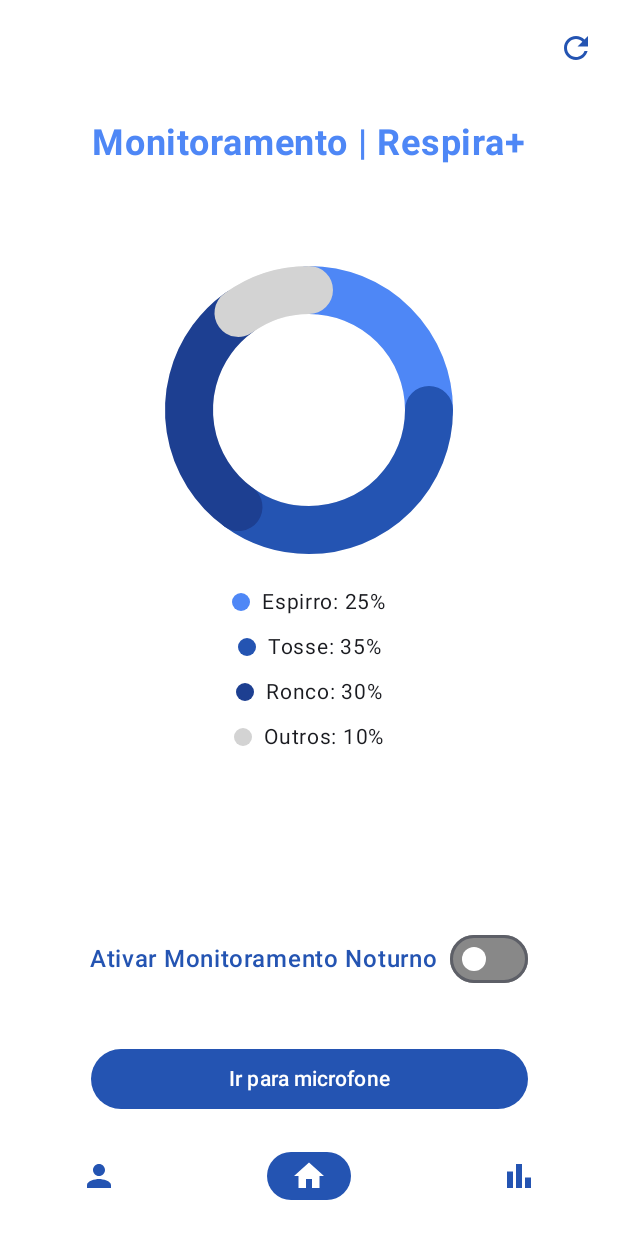
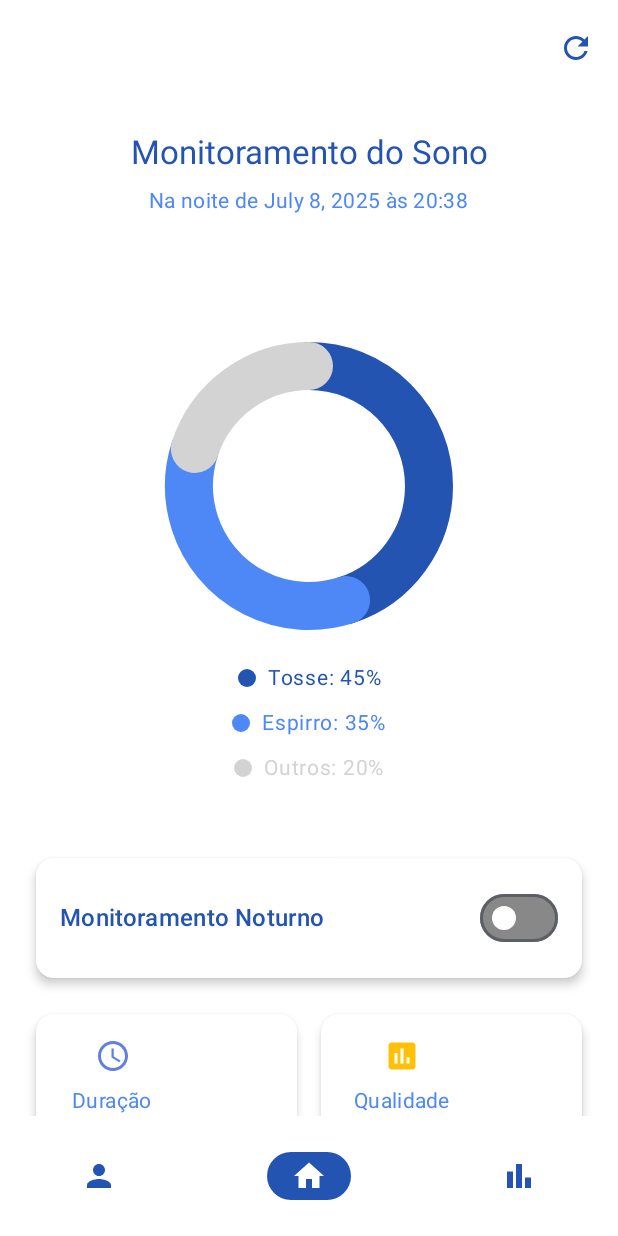
Before and after one commit to YannLeao/Respira-Mais-Mobile, an Android app built with Jetpack Compose: the dashboard_home screen opened through its navigation route, on a phone screen of 412 x 824 dp. Run offline under Robolectric (Android 15) with nearby library versions, the phone set to English and light mode, and no system bars; our stand-ins replace Dagger/Hilt's generated code.

Commit message:
feat: Conteúdo do dashboard e componentes gráficos

```diff
--- /dev/null
+++ b/app/src/main/java/com/yannk/respira/data/local/model/SessionData.kt
@@ -0,0 +1,28 @@
+package com.yannk.respira.data.local.model
+
+import androidx.compose.ui.graphics.Color
+
+data class SessionData(
+    val id: String,
+    val dateTime: String,
+    val duration: String,
+    val quality: SleepQuality,
+    val isActive: Boolean
+) {
+    companion object {
+        fun empty() = SessionData(
+            id = "",
+            dateTime = "2025-07-08T20:38:00.000",
+            duration = "5h 50min",
+            quality = SleepQuality.MODERATE,
+            isActive = false
+        )
+    }
+}
+
+enum class SleepQuality(val label: String, val color: Color) {
+    GOOD("Boa", Color(0xFF4CAF50)),
+    MODERATE("Moderada", Color(0xFFFFC107)),
+    POOR("Ruim", Color(0xFFF44336)),
+    UNKNOWN("Não monitorado", Color.Gray)
+}
--- /dev/null
+++ b/app/src/main/java/com/yannk/respira/data/repository/SleepRepository.kt
@@ -0,0 +1,14 @@
+package com.yannk.respira.data.repository
+
+import com.yannk.respira.data.local.model.SessionData
+import com.yannk.respira.data.remote.api.ApiClient
+import javax.inject.Inject
+
+class SleepRepository @Inject constructor(
+    apiClient: ApiClient
+) {
+
+    fun getLatestSession(): SessionData {
+        TODO()
+    }
+}
--- /dev/null
+++ b/app/src/main/java/com/yannk/respira/service/utils/DateTimeUtils.kt
@@ -0,0 +1,26 @@
+package com.yannk.respira.service.utils
+
+import java.time.LocalDateTime
+import java.time.format.DateTimeFormatter
+import java.time.format.FormatStyle
+
+fun String.formatSessionDateTime(): String {
+    return try {
+        val formatter = DateTimeFormatter.ISO_DATE_TIME
+        val dateTime = LocalDateTime.parse(this, formatter)
+
+        val dayPeriod = when (dateTime.hour) {
+            in 6..11 -> "manhã"
+            in 12..17 -> "tarde"
+            in 18..23 -> "noite"
+            else -> "madrugada"
+        }
+
+        val dayFormatter = DateTimeFormatter.ofLocalizedDate(FormatStyle.LONG)
+        val timeFormatter = DateTimeFormatter.ofPattern("HH:mm")
+
+        "Na $dayPeriod de ${dateTime.format(dayFormatter)} às ${dateTime.format(timeFormatter)}"
+    } catch (e: Exception) {
+        "Sessão iniciada recentemente"
+    }
+}
--- a/app/src/main/java/com/yannk/respira/ui/components/Chart.kt
+++ b/app/src/main/java/com/yannk/respira/ui/components/Chart.kt
@@ -27,7 +27,6 @@
 import com.yannk.respira.ui.theme.CoughingColor
 import com.yannk.respira.ui.theme.OtherColor
 import com.yannk.respira.ui.theme.SneezingColor
-import com.yannk.respira.ui.theme.SnoringColor
 
 @Composable
 fun DonutChart(
@@ -108,7 +107,8 @@
         Spacer(modifier = Modifier.width(8.dp))
         Text(
             text = "${stat.label}: ${stat.percentage.toInt()}%",
-            fontSize = 14.sp
+            fontSize = 14.sp,
+            color = stat.color
         )
     }
 }
@@ -116,8 +116,7 @@
 data class AudioStat(val label: String, val percentage: Float, val color: Color)
 
 val audioStats = listOf(
-    AudioStat("Espirro", 25f, SneezingColor),
-    AudioStat("Tosse", 35f, CoughingColor),
-    AudioStat("Ronco", 30f, SnoringColor),
-    AudioStat("Outros", 10f, OtherColor)
+    AudioStat("Espirro", 35f, SneezingColor),
+    AudioStat("Tosse", 45f, CoughingColor),
+    AudioStat("Outros", 20f, OtherColor)
 )
--- a/app/src/main/java/com/yannk/respira/ui/components/DashboardContent.kt
+++ b/app/src/main/java/com/yannk/respira/ui/components/DashboardContent.kt
@@ -1,137 +1,96 @@
 package com.yannk.respira.ui.components
 
 import android.Manifest
-import android.content.Intent
+import android.widget.Toast
 import androidx.compose.foundation.background
-import androidx.compose.foundation.clickable
 import androidx.compose.foundation.layout.Arrangement
 import androidx.compose.foundation.layout.Column
-import androidx.compose.foundation.layout.Row
-import androidx.compose.foundation.layout.Spacer
 import androidx.compose.foundation.layout.fillMaxSize
 import androidx.compose.foundation.layout.fillMaxWidth
-import androidx.compose.foundation.layout.height
 import androidx.compose.foundation.layout.padding
 import androidx.compose.foundation.rememberScrollState
 import androidx.compose.foundation.verticalScroll
-import androidx.compose.material3.Button
-import androidx.compose.material3.ButtonDefaults
-import androidx.compose.material3.Switch
-import androidx.compose.material3.SwitchDefaults
-import androidx.compose.material3.Text
 import androidx.compose.runtime.Composable
-import androidx.compose.runtime.mutableStateOf
-import androidx.compose.runtime.remember
+import androidx.compose.runtime.LaunchedEffect
+import androidx.compose.runtime.collectAsState
 import androidx.compose.ui.Alignment
 import androidx.compose.ui.Modifier
 import androidx.compose.ui.graphics.Color
 import androidx.compose.ui.platform.LocalContext
-import androidx.compose.ui.text.font.FontWeight
 import androidx.compose.ui.tooling.preview.Preview
 import androidx.compose.ui.unit.dp
-import androidx.compose.ui.unit.sp
-import androidx.core.content.ContextCompat
-import androidx.navigation.NavHostController
-import androidx.navigation.compose.rememberNavController
+import androidx.hilt.navigation.compose.hiltViewModel
 import com.google.accompanist.permissions.ExperimentalPermissionsApi
 import com.google.accompanist.permissions.isGranted
 import com.google.accompanist.permissions.rememberPermissionState
-import com.yannk.respira.service.SleepMonitoringService
-import com.yannk.respira.ui.navigation.Routes
-import com.yannk.respira.ui.theme.ButtonColor
-import com.yannk.respira.ui.theme.TextColor
+import com.google.accompanist.permissions.shouldShowRationale
+import com.yannk.respira.ui.viewmodel.DashboardViewModel
 
 @OptIn(ExperimentalPermissionsApi::class)
 @Composable
 fun DashboardContent(
-    navController: NavHostController,
-    modifier: Modifier
+    viewModel: DashboardViewModel = hiltViewModel(),
+    modifier: Modifier = Modifier
 ) {
     val context = LocalContext.current
-    val permissionsState = rememberPermissionState(Manifest.permission.RECORD_AUDIO)
-    val isServiceRunning = remember { mutableStateOf(false) }
+    val permissionState = rememberPermissionState(Manifest.permission.RECORD_AUDIO)
 
-    fun toggleService(enable: Boolean) {
-        val intent = Intent(context, SleepMonitoringService::class.java)
-        if (enable) {
-            ContextCompat.startForegroundService(context, intent)
-        } else {
-            context.stopService(intent)
+    // Observa mudanças no estado do ViewModel
+    val vmPermissionState = viewModel.permissionState.collectAsState()
+    val isMonitoring = viewModel.monitoringState.collectAsState().value
+    val sessionData = viewModel.sessionData.collectAsState().value
+
+    // Efeito para lidar com permissões
+    LaunchedEffect(permissionState.status, vmPermissionState.value) {
+        when {
+            permissionState.status.isGranted -> {
+                viewModel.onPermissionResult(true)
+            }
+            permissionState.status.shouldShowRationale -> {
+                // Mostrar explicação para o usuário
+                Toast.makeText(
+                    context,
+                    "A permissão de áudio é necessária para monitorar seu sono",
+                    Toast.LENGTH_LONG
+                ).show()
+            }
+            vmPermissionState.value == DashboardViewModel.PermissionState.Requested -> {
+                permissionState.launchPermissionRequest()
+            }
         }
     }
 
     Column(
-        modifier = Modifier.Companion
+        modifier = modifier
             .fillMaxSize()
-            .background(Color.Companion.White)
             .verticalScroll(rememberScrollState())
-            .padding(24.dp),
-        horizontalAlignment = Alignment.Companion.CenterHorizontally,
-        verticalArrangement = Arrangement.spacedBy(24.dp, Alignment.Companion.CenterVertically)
+            .background(Color.White),
+        horizontalAlignment = Alignment.CenterHorizontally,
+        verticalArrangement = Arrangement.spacedBy(24.dp)
     ) {
-        Text(
-            text = "Monitoramento | Respira+",
-            fontSize = 24.sp,
-            fontWeight = FontWeight.Companion.Bold,
-            color = TextColor
+        SessionHeader(sessionData)
+
+        DonutChart(
+            modifier = Modifier
+                .fillMaxWidth()
+                .padding(horizontal = 16.dp),
+            data = viewModel.audioStats
         )
 
-        // Gráfico Donut
-        DonutChart(
-            modifier = Modifier.Companion
-                .fillMaxWidth()
-                .padding(16.dp),
-            data = audioStats
+        MonitoringSwitch(
+            isEnabled = isMonitoring,
+            onToggle = { viewModel.toggleMonitoring() }
         )
 
-        Spacer(modifier = Modifier.Companion.height(16.dp))
+        SessionMetrics(
+            duration = sessionData.duration,
+            quality = sessionData.quality
+        )
 
-        // Switch com label
-        if (permissionsState.status.isGranted) {
-            Row(
-                modifier = Modifier
-                    .fillMaxWidth()
-                    .clickable {
-                        isServiceRunning.value = !isServiceRunning.value
-                        toggleService(isServiceRunning.value)
-                    }
-                    .padding(vertical = 8.dp),
-                horizontalArrangement = Arrangement.Center,
-                verticalAlignment = Alignment.Companion.CenterVertically
-            ) {
-                Text(
-                    text = "Ativar Monitoramento Noturno",
-                    modifier = Modifier.padding(end = 8.dp),
-                    color = ButtonColor,
-                    fontWeight = FontWeight.Companion.Medium,
-                    fontSize = 16.sp
-                )
-
-                Switch(
-                    checked = isServiceRunning.value,
-                    onCheckedChange = { checked ->
-                        isServiceRunning.value = checked
-                        toggleService(checked)
-                    },
-                    colors = SwitchDefaults.colors(
-                        checkedThumbColor = Color.Companion.White,
-                        uncheckedThumbColor = Color.Companion.White,
-                        checkedTrackColor = ButtonColor,
-                        uncheckedTrackColor = Color.Companion.Gray
-                    )
-                )
-            }
-        }
-
-        Button(
-            onClick = { navController.navigate(Routes.MICROPHONE) },
-            colors = ButtonDefaults.buttonColors(containerColor = ButtonColor),
-            modifier = Modifier.fillMaxWidth(0.8f)
-        ) {
-            Text(
-                text = "Ir para microfone",
-                color = Color.Companion.White,
-                fontWeight = FontWeight.Companion.SemiBold
+        // Mostrar aviso se a permissão foi negada
+        if (vmPermissionState.value == DashboardViewModel.PermissionState.Denied) {
+            PermissionWarning(
+                onRequestAgain = { viewModel.toggleMonitoring() }
             )
         }
     }
@@ -140,5 +99,5 @@
 @Preview
 @Composable
 private fun DashBoardContentPrev() {
-    DashboardContent(navController = rememberNavController(), modifier = Modifier)
+    DashboardContent(modifier = Modifier)
 }
--- /dev/null
+++ b/app/src/main/java/com/yannk/respira/ui/components/MonitoringSwitch.kt
@@ -0,0 +1,59 @@
+package com.yannk.respira.ui.components
+
+import androidx.compose.foundation.clickable
+import androidx.compose.foundation.layout.Arrangement
+import androidx.compose.foundation.layout.Row
+import androidx.compose.foundation.layout.fillMaxWidth
+import androidx.compose.foundation.layout.padding
+import androidx.compose.material3.Card
+import androidx.compose.material3.CardDefaults
+import androidx.compose.material3.MaterialTheme
+import androidx.compose.material3.Switch
+import androidx.compose.material3.SwitchDefaults
+import androidx.compose.material3.Text
+import androidx.compose.runtime.Composable
+import androidx.compose.ui.Alignment
+import androidx.compose.ui.Modifier
+import androidx.compose.ui.graphics.Color
+import androidx.compose.ui.unit.dp
+import com.yannk.respira.ui.theme.ButtonColor
+
+@Composable
+fun MonitoringSwitch(
+    isEnabled: Boolean,
+    onToggle: (Boolean) -> Unit
+) {
+    Card(
+        modifier = Modifier
+            .fillMaxWidth()
+            .padding(horizontal = 24.dp),
+        elevation = CardDefaults.cardElevation(defaultElevation = 4.dp),
+        colors = CardDefaults.cardColors(containerColor = Color.White)
+    ) {
+        Row(
+            modifier = Modifier
+                .fillMaxWidth()
+                .clickable { onToggle(!isEnabled) }
+                .padding(16.dp),
+            verticalAlignment = Alignment.CenterVertically,
+            horizontalArrangement = Arrangement.SpaceBetween
+        ) {
+            Text(
+                text = "Monitoramento Noturno",
+                style = MaterialTheme.typography.titleMedium,
+                color = ButtonColor
+            )
+
+            Switch(
+                checked = isEnabled,
+                onCheckedChange = onToggle,
+                colors = SwitchDefaults.colors(
+                    checkedThumbColor = Color.White,
+                    checkedTrackColor = ButtonColor,
+                    uncheckedThumbColor = Color.White,
+                    uncheckedTrackColor = Color.Gray
+                )
+            )
+        }
+    }
+}
--- /dev/null
+++ b/app/src/main/java/com/yannk/respira/ui/components/PermissionWarning.kt
@@ -0,0 +1,53 @@
+package com.yannk.respira.ui.components
+
+import androidx.compose.foundation.layout.Arrangement
+import androidx.compose.foundation.layout.Column
+import androidx.compose.foundation.layout.fillMaxWidth
+import androidx.compose.foundation.layout.padding
+import androidx.compose.material3.Button
+import androidx.compose.material3.ButtonDefaults
+import androidx.compose.material3.Card
+import androidx.compose.material3.CardDefaults
+import androidx.compose.material3.MaterialTheme
+import androidx.compose.material3.Text
+import androidx.compose.runtime.Composable
+import androidx.compose.ui.Alignment
+import androidx.compose.ui.Modifier
+import androidx.compose.ui.graphics.Color
+import androidx.compose.ui.text.font.FontWeight
+import androidx.compose.ui.unit.dp
+
+@Composable
+fun PermissionWarning(onRequestAgain: () -> Unit) {
+    Card(
+        modifier = Modifier
+            .fillMaxWidth()
+            .padding(16.dp),
+        colors = CardDefaults.cardColors(
+            containerColor = Color(0xFFFFEBEE), // Vermelho claro
+            contentColor = Color(0xFFD32F2F) // Vermelho escuro
+        )
+    ) {
+        Column(
+            modifier = Modifier.padding(16.dp),
+            verticalArrangement = Arrangement.spacedBy(8.dp)
+        ) {
+            Text(
+                text = "Permissão necessária",
+                style = MaterialTheme.typography.titleMedium,
+                fontWeight = FontWeight.Bold
+            )
+            Text("O monitoramento de sonoo requer permissão para acessar o microfone")
+            Button(
+                onClick = onRequestAgain,
+                modifier = Modifier.align(Alignment.End),
+                colors = ButtonDefaults.buttonColors(
+                    containerColor = Color(0xFFD32F2F),
+                    contentColor = Color.White
+                )
+            ) {
+                Text("Conceder permissão")
+            }
+        }
+    }
+}
--- /dev/null
+++ b/app/src/main/java/com/yannk/respira/ui/components/SessionHeader.kt
@@ -0,0 +1,43 @@
+package com.yannk.respira.ui.components
+
+import androidx.compose.foundation.layout.Column
+import androidx.compose.foundation.layout.Spacer
+import androidx.compose.foundation.layout.fillMaxWidth
+import androidx.compose.foundation.layout.height
+import androidx.compose.foundation.layout.padding
+import androidx.compose.material3.MaterialTheme
+import androidx.compose.material3.Text
+import androidx.compose.runtime.Composable
+import androidx.compose.ui.Alignment
+import androidx.compose.ui.Modifier
+import androidx.compose.ui.unit.dp
+import com.yannk.respira.data.local.model.SessionData
+import com.yannk.respira.service.utils.formatSessionDateTime
+import com.yannk.respira.ui.theme.ButtonColor
+import com.yannk.respira.ui.theme.TextColor
+
+@Composable
+fun SessionHeader(data: SessionData) {
+    Column(
+        modifier = Modifier
+            .fillMaxWidth()
+            .padding(24.dp),
+        horizontalAlignment = Alignment.CenterHorizontally
+    ) {
+        Text(
+            text = "Monitoramento do Sono",
+            style = MaterialTheme.typography.titleLarge,
+            color = ButtonColor
+        )
+
+        Spacer(modifier = Modifier.height(8.dp))
+
+        Text(
+            text = data.dateTime.formatSessionDateTime(),
+            style = MaterialTheme.typography.bodyMedium,
+            color = TextColor
+        )
+
+        Spacer(modifier = Modifier.height(8.dp))
+    }
+}
--- /dev/null
+++ b/app/src/main/java/com/yannk/respira/ui/components/SessionMetrics.kt
@@ -0,0 +1,103 @@
+package com.yannk.respira.ui.components
+
+import androidx.compose.foundation.layout.Arrangement
+import androidx.compose.foundation.layout.Column
+import androidx.compose.foundation.layout.Row
+import androidx.compose.foundation.layout.fillMaxWidth
+import androidx.compose.foundation.layout.padding
+import androidx.compose.foundation.layout.size
+import androidx.compose.material.icons.Icons
+import androidx.compose.material.icons.filled.AccessTime
+import androidx.compose.material.icons.filled.Assessment
+import androidx.compose.material3.Card
+import androidx.compose.material3.CardDefaults
+import androidx.compose.material3.Icon
+import androidx.compose.material3.MaterialTheme
+import androidx.compose.material3.Text
+import androidx.compose.runtime.Composable
+import androidx.compose.ui.Alignment
+import androidx.compose.ui.Modifier
+import androidx.compose.ui.graphics.Color
+import androidx.compose.ui.graphics.vector.ImageVector
+import androidx.compose.ui.text.font.FontWeight
+import androidx.compose.ui.unit.dp
+import com.yannk.respira.data.local.model.SleepQuality
+import com.yannk.respira.ui.theme.AzulMedio
+import com.yannk.respira.ui.theme.TextColor
+
+@Composable
+fun SessionMetrics(
+    duration: String,
+    quality: SleepQuality
+) {
+    Row(
+        modifier = Modifier
+            .fillMaxWidth()
+            .padding(horizontal = 24.dp),
+        horizontalArrangement = Arrangement.spacedBy(16.dp)
+    ) {
+        // Card de Duração
+        MetricCard(
+            modifier = Modifier.weight(1f),
+            icon = Icons.Default.AccessTime,
+            title = "Duração",
+            value = duration,
+            color = AzulMedio
+        )
+
+        // Card de Qualidade
+        MetricCard(
+            modifier = Modifier.weight(1f),
+            icon = Icons.Default.Assessment,
+            title = "Qualidade",
+            value = quality.label,
+            color = when(quality) {
+                SleepQuality.GOOD -> SleepQuality.GOOD.color
+                SleepQuality.MODERATE -> SleepQuality.MODERATE.color
+                SleepQuality.POOR -> SleepQuality.POOR.color
+                SleepQuality.UNKNOWN -> SleepQuality.UNKNOWN.color
+            }
+        )
+    }
+}
+
+@Composable
+private fun MetricCard(
+    modifier: Modifier = Modifier,
+    icon: ImageVector,
+    title: String,
+    value: String,
+    color: Color
+) {
+    Card(
+        modifier = modifier,
+        elevation = CardDefaults.cardElevation(defaultElevation = 4.dp),
+        colors = CardDefaults.cardColors(containerColor = Color.White)
+    ) {
+        Column(
+            modifier = Modifier.padding(16.dp),
+            horizontalAlignment = Alignment.CenterHorizontally,
+            verticalArrangement = Arrangement.spacedBy(8.dp)
+        ) {
+            Icon(
+                imageVector = icon,
+                contentDescription = null,
+                tint = color,
+                modifier = Modifier.size(24.dp)
+            )
+
+            Text(
+                text = title,
+                style = MaterialTheme.typography.bodyMedium,
+                color = TextColor
+            )
+
+            Text(
+                text = value,
+                style = MaterialTheme.typography.titleMedium,
+                fontWeight = FontWeight.Bold,
+                color = color
+            )
+        }
+    }
+}
--- a/app/src/main/java/com/yannk/respira/ui/screens/DashboardScreen.kt
+++ b/app/src/main/java/com/yannk/respira/ui/screens/DashboardScreen.kt
@@ -27,7 +27,7 @@
     Scaffold(
         topBar = {
             TopBar(
-                onReload = { scope.launch { dashboardViewModel.refreshData() } }
+                onReload = { scope.launch { /* dashboardViewModel.refreshData() */ } }
             )
         },
         bottomBar = {
@@ -38,7 +38,6 @@
         }
     ) { padding ->
         DashboardContent(
-            navController = navController,
             modifier = Modifier.padding(padding)
         )
     }
--- a/app/src/main/java/com/yannk/respira/ui/viewmodel/DashboardViewModel.kt
+++ b/app/src/main/java/com/yannk/respira/ui/viewmodel/DashboardViewModel.kt
@@ -1,15 +1,104 @@
 package com.yannk.respira.ui.viewmodel
 
+import android.app.Application
+import android.content.Intent
+import androidx.core.content.ContextCompat
 import androidx.lifecycle.ViewModel
-import com.yannk.respira.data.remote.api.ApiClient
+import com.yannk.respira.data.local.model.SessionData
+import com.yannk.respira.data.repository.SleepRepository
+import com.yannk.respira.service.SleepMonitoringService
+import com.yannk.respira.ui.components.AudioStat
+import com.yannk.respira.ui.theme.CoughingColor
+import com.yannk.respira.ui.theme.OtherColor
+import com.yannk.respira.ui.theme.SneezingColor
 import dagger.hilt.android.lifecycle.HiltViewModel
+import kotlinx.coroutines.flow.MutableStateFlow
+import kotlinx.coroutines.flow.StateFlow
 import javax.inject.Inject
 
 @HiltViewModel
-class DashboardViewModel @Inject constructor (
-    apiClient: ApiClient
-): ViewModel() {
-    fun refreshData() {
-        TODO("Not yet implemented")
+class DashboardViewModel @Inject constructor(
+    private val application: Application,
+    private val sleepRepository: SleepRepository
+) : ViewModel() {
+
+    // Estado da permissão
+    private val _permissionState = MutableStateFlow<PermissionState>(PermissionState.Idle)
+    val permissionState: StateFlow<PermissionState> = _permissionState
+
+    // Estado do monitoramento
+    private val _monitoringState = MutableStateFlow(false)
+    val monitoringState: StateFlow<Boolean> = _monitoringState
+
+    // Dados da sessão
+    private val _sessionData = MutableStateFlow(SessionData.empty())
+    val sessionData: StateFlow<SessionData> = _sessionData
+
+    // Dados do gráfico (mockados inicialmente)
+    val audioStats = listOf(
+        AudioStat("Tosse", 45f, CoughingColor),
+        AudioStat("Espirro", 35f, SneezingColor),
+        AudioStat("Outros", 20f, OtherColor)
+    )
+
+//    init {
+//        loadInitialData()
+//    }
+
+//    private fun loadInitialData() {
+//        viewModelScope.launch {
+//            _sessionData.value = sleepRepository.getLatestSession()
+//        }
+//    }
+
+    fun toggleMonitoring() {
+        if (_permissionState.value != PermissionState.Granted) {
+            _permissionState.value = PermissionState.Requested
+            return
+        }
+
+        _monitoringState.value = !_monitoringState.value
+        if (_monitoringState.value) {
+            startMonitoringService()
+        } else {
+            stopMonitoringService()
+        }
+    }
+
+    fun onPermissionResult(granted: Boolean) {
+        _permissionState.value = if (granted) {
+            PermissionState.Granted
+        } else {
+            PermissionState.Denied
+        }
+
+        if (granted && _monitoringState.value) {
+            startMonitoringService()
+        }
+    }
+
+//    fun refreshData() {
+//        viewModelScope.launch {
+//            _sessionData.value = sleepRepository.getLatestSession()
+//        }
+//    }
+
+    private fun startMonitoringService() {
+        val intent = Intent(application, SleepMonitoringService::class.java).apply {
+            putExtra("SESSION_ID", _sessionData.value.id)
+        }
+        ContextCompat.startForegroundService(application, intent)
+    }
+
+    private fun stopMonitoringService() {
+        val intent = Intent(application, SleepMonitoringService::class.java)
+        application.stopService(intent)
+    }
+
+    sealed class PermissionState {
+        object Idle : PermissionState()
+        object Requested : PermissionState()
+        object Granted : PermissionState()
+        object Denied : PermissionState()
     }
 }
```
